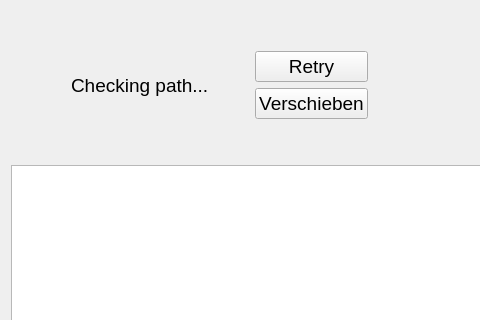
Above: src/SimplePhotoTransfer.ui from WinnetouL/SimplePhotoTransfer before the change; both pictures show x 0 to 480 and y 0 to 320 of the 1222 by 600 pixel window. Below: the same form after it.
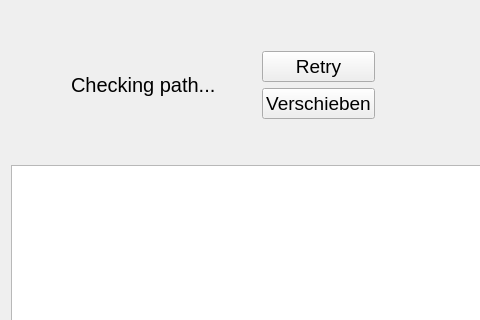
That is the form after the change.

Commit message: increase font size

What changed in the file:
```diff
--- a/src/SimplePhotoTransfer.ui
+++ b/src/SimplePhotoTransfer.ui
@@ -64,7 +64,7 @@
       <widget class="QLabel" name="statusLabel">
        <property name="font">
         <font>
-         <pointsize>14</pointsize>
+         <pointsize>15</pointsize>
         </font>
        </property>
        <property name="text">
```
